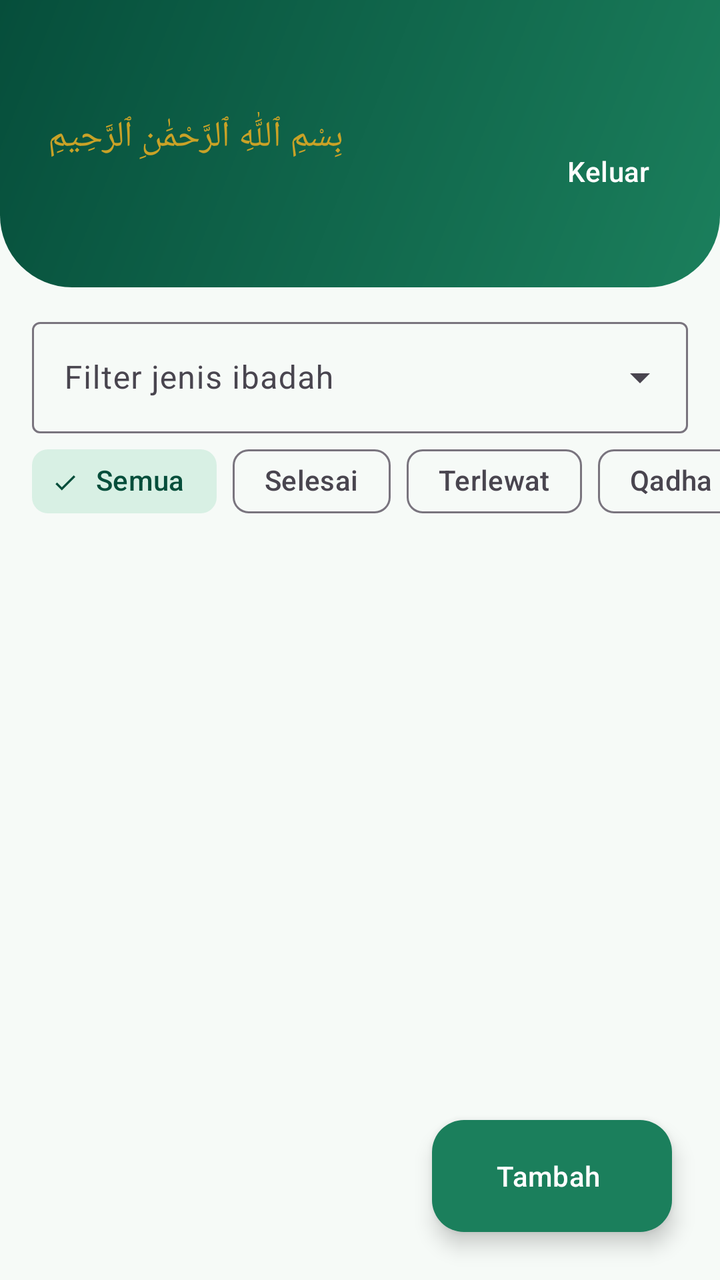
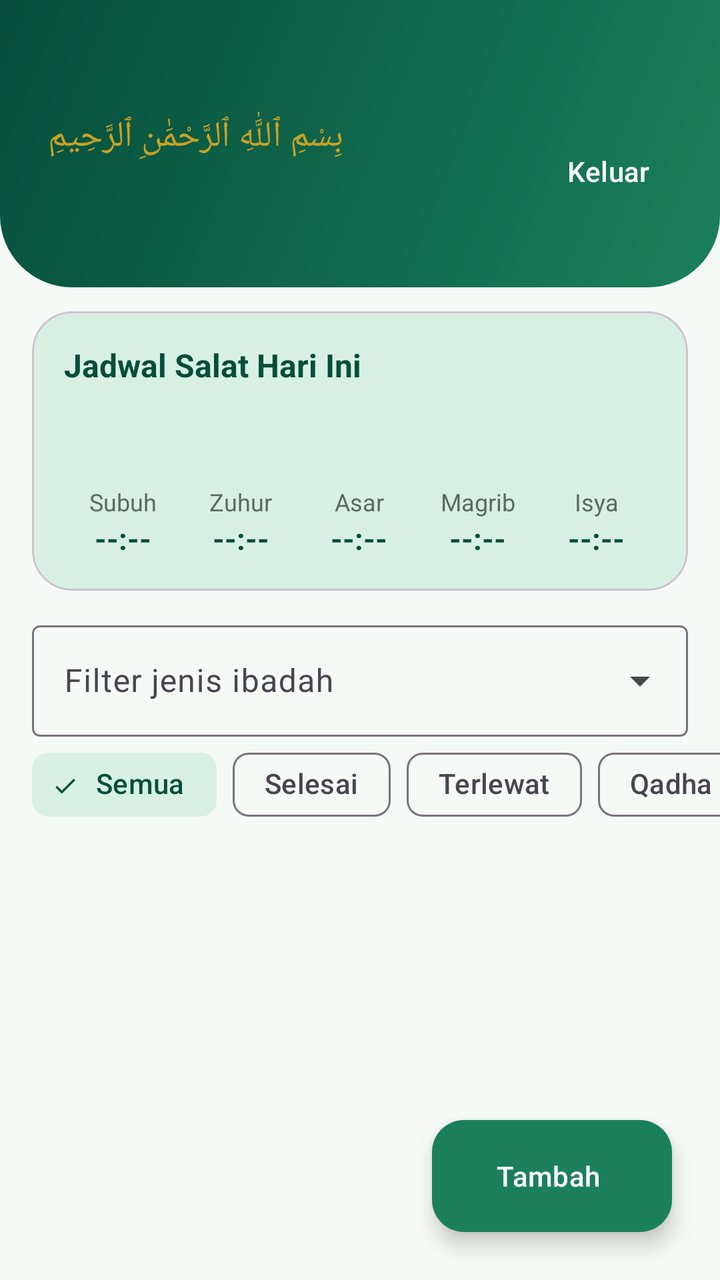

Two renders of the same Android screen: before a commit and after it. Below are the layout's source before the change and the commit's diff.
<!-- AndroidManifest.xml: application theme Theme.Hijrah -->
<!-- res/layout/activity_main.xml -->
<?xml version="1.0" encoding="utf-8"?>
<androidx.coordinatorlayout.widget.CoordinatorLayout
    xmlns:android="http://schemas.android.com/apk/res/android"
    xmlns:app="http://schemas.android.com/apk/res-auto"
    android:layout_width="match_parent"
    android:layout_height="match_parent"
    android:background="@color/cream">

    <LinearLayout
        android:layout_width="match_parent"
        android:layout_height="match_parent"
        android:orientation="vertical">

        <LinearLayout
            android:layout_width="match_parent"
            android:layout_height="wrap_content"
            android:background="@drawable/bg_header"
            android:gravity="center_vertical"
            android:orientation="horizontal"
            android:paddingStart="24dp"
            android:paddingTop="56dp"
            android:paddingEnd="12dp"
            android:paddingBottom="28dp">

            <LinearLayout
                android:layout_width="0dp"
                android:layout_height="wrap_content"
                android:layout_weight="1"
                android:orientation="vertical">

                <TextView
                    android:layout_width="wrap_content"
                    android:layout_height="wrap_content"
                    android:text="@string/bismillah"
                    android:textColor="@color/gold"
                    android:textSize="18sp" />

                <TextView
                    android:id="@+id/tvWelcome"
                    android:layout_width="wrap_content"
                    android:layout_height="wrap_content"
                    android:layout_marginTop="8dp"
                    android:textColor="@color/white"
                    android:textSize="20sp"
                    android:textStyle="bold" />
            </LinearLayout>

            <com.google.android.material.button.MaterialButton
                android:id="@+id/btnLogout"
                style="@style/Widget.Material3.Button.TextButton"
                android:layout_width="wrap_content"
                android:layout_height="wrap_content"
                android:text="@string/btn_logout"
                android:textColor="@color/white" />
        </LinearLayout>

        <com.google.android.material.textfield.TextInputLayout
            style="@style/Widget.Material3.TextInputLayout.OutlinedBox.ExposedDropdownMenu"
            android:layout_width="match_parent"
            android:layout_height="wrap_content"
            android:layout_marginHorizontal="16dp"
            android:layout_marginTop="12dp"
            android:hint="@string/filter_jenis_hint">

            <com.google.android.material.textfield.MaterialAutoCompleteTextView
                android:id="@+id/actFilterJenis"
                android:layout_width="match_parent"
                android:layout_height="wrap_content"
                android:inputType="none" />
        </com.google.android.material.textfield.TextInputLayout>

        <HorizontalScrollView
            android:layout_width="match_parent"
            android:layout_height="wrap_content"
            android:clipToPadding="false"
            android:paddingHorizontal="16dp"
            android:scrollbars="none">

            <com.google.android.material.chip.ChipGroup
                android:id="@+id/chipGroupStatus"
                android:layout_width="wrap_content"
                android:layout_height="wrap_content"
                app:selectionRequired="true"
                app:singleLine="true"
                app:singleSelection="true">

                <com.google.android.material.chip.Chip
                    android:id="@+id/chipAll"
                    style="@style/Widget.Material3.Chip.Filter"
                    android:layout_width="wrap_content"
                    android:layout_height="wrap_content"
                    android:checked="true"
                    android:text="@string/filter_all" />

                <com.google.android.material.chip.Chip
                    android:id="@+id/chipSelesai"
                    style="@style/Widget.Material3.Chip.Filter"
                    android:layout_width="wrap_content"
                    android:layout_height="wrap_content"
                    android:text="@string/status_selesai" />

                <com.google.android.material.chip.Chip
                    android:id="@+id/chipTerlewat"
                    style="@style/Widget.Material3.Chip.Filter"
                    android:layout_width="wrap_content"
                    android:layout_height="wrap_content"
                    android:text="@string/status_terlewat" />

                <com.google.android.material.chip.Chip
                    android:id="@+id/chipQadha"
                    style="@style/Widget.Material3.Chip.Filter"
                    android:layout_width="wrap_content"
                    android:layout_height="wrap_content"
                    android:text="@string/status_qadha" />
            </com.google.android.material.chip.ChipGroup>
        </HorizontalScrollView>

        <FrameLayout
            android:layout_width="match_parent"
            android:layout_height="0dp"
            android:layout_weight="1">

            <androidx.recyclerview.widget.RecyclerView
                android:id="@+id/rvIbadah"
                android:layout_width="match_parent"
                android:layout_height="match_parent"
                android:clipToPadding="false"
                android:paddingTop="8dp"
                android:paddingBottom="96dp" />

            <TextView
                android:id="@+id/tvEmpty"
                android:layout_width="match_parent"
                android:layout_height="wrap_content"
                android:layout_gravity="center"
                android:gravity="center"
                android:padding="32dp"
                android:textColor="@color/text_muted"
                android:textSize="16sp"
                android:visibility="gone" />

            <ProgressBar
                android:id="@+id/progress"
                android:layout_width="wrap_content"
                android:layout_height="wrap_content"
                android:layout_gravity="center"
                android:indeterminateTint="@color/green_primary" />
        </FrameLayout>
    </LinearLayout>

    <com.google.android.material.floatingactionbutton.ExtendedFloatingActionButton
        android:id="@+id/fabAdd"
        android:layout_width="wrap_content"
        android:layout_height="wrap_content"
        android:layout_gravity="bottom|end"
        android:layout_margin="24dp"
        android:text="@string/btn_add"
        android:textColor="@color/white"
        app:backgroundTint="@color/green_primary" />
</androidx.coordinatorlayout.widget.CoordinatorLayout>
<!-- resources referenced by this layout -->
<resources>
  <color name="cream">#F6FAF7</color>
  <color name="gold">#C9A227</color>
  <color name="green_primary">#1B7F5C</color>
  <color name="text_muted">#5B6B63</color>
  <color name="white">#FFFFFFFF</color>
  <!-- drawable bg_header (drawable) -->
  <?xml version="1.0" encoding="utf-8"?>
  <shape xmlns:android="http://schemas.android.com/apk/res/android"
      android:shape="rectangle">
      <gradient
          android:angle="315"
          android:startColor="@color/green_dark"
          android:endColor="@color/green_primary" />
      <corners
          android:bottomLeftRadius="36dp"
          android:bottomRightRadius="36dp" />
  </shape>
  <string name="bismillah">بِسْمِ ٱللَّٰهِ ٱلرَّحْمَٰنِ ٱلرَّحِيمِ</string>
  <string name="btn_add">Tambah</string>
  <string name="btn_logout">Keluar</string>
  <string name="filter_all">Semua</string>
  <string name="filter_jenis_hint">Filter jenis ibadah</string>
  <string name="status_qadha">Qadha</string>
  <string name="status_selesai">Selesai</string>
  <string name="status_terlewat">Terlewat</string>
  <style name="Theme.Hijrah" parent="Theme.Material3.Light.NoActionBar">
          <item name="colorPrimary">@color/green_primary</item>
          <item name="colorOnPrimary">@color/white</item>
          <item name="colorPrimaryContainer">@color/green_container</item>
          <item name="colorOnPrimaryContainer">@color/green_dark</item>
          <item name="colorSecondary">@color/gold</item>
          <item name="colorOnSecondary">@color/white</item>
          <item name="android:colorBackground">@color/cream</item>
          <item name="colorSurface">@color/cream</item>
          <item name="colorOnSurface">@color/text_dark</item>
          
          <item name="android:windowLightStatusBar">false</item>
          <item name="colorSecondaryContainer">@color/green_container</item>
          <item name="colorOnSecondaryContainer">@color/green_dark</item>
      </style>
  <color name="green_dark">#064E3B</color>
  <color name="green_container">#D8F0E4</color>
  <color name="text_dark">#1B2B24</color>
</resources>

<!-- the commit's change to res/layout/activity_main.xml (unified diff, before → after) -->
@@ -53,6 +53,10 @@
                 android:text="@string/btn_logout"
                 android:textColor="@color/white" />
         </LinearLayout>
+
+        <include
+            android:id="@+id/prayerCard"
+            layout="@layout/view_prayer_card" />
 
         <com.google.android.material.textfield.TextInputLayout
             style="@style/Widget.Material3.TextInputLayout.OutlinedBox.ExposedDropdownMenu"
@@ -158,3 +162,206 @@
         android:textColor="@color/white"
         app:backgroundTint="@color/green_primary" />
 </androidx.coordinatorlayout.widget.CoordinatorLayout>
+<!-- res/layout/view_prayer_card.xml (included above) -->
+<?xml version="1.0" encoding="utf-8"?>
+<com.google.android.material.card.MaterialCardView
+    xmlns:android="http://schemas.android.com/apk/res/android"
+    xmlns:app="http://schemas.android.com/apk/res-auto"
+    android:layout_width="match_parent"
+    android:layout_height="wrap_content"
+    android:layout_marginHorizontal="16dp"
+    android:layout_marginTop="12dp"
+    app:cardBackgroundColor="@color/green_container"
+    app:cardCornerRadius="20dp"
+    app:cardElevation="0dp">
+
+    <LinearLayout
+        android:layout_width="match_parent"
+        android:layout_height="wrap_content"
+        android:orientation="vertical"
+        android:padding="16dp">
+
+        <LinearLayout
+            android:layout_width="match_parent"
+            android:layout_height="wrap_content"
+            android:gravity="center_vertical"
+            android:orientation="horizontal">
+
+            <TextView
+                android:layout_width="0dp"
+                android:layout_height="wrap_content"
+                android:layout_weight="1"
+                android:text="@string/prayer_title"
+                android:textColor="@color/green_dark"
+                android:textSize="16sp"
+                android:textStyle="bold" />
+
+            <ProgressBar
+                android:id="@+id/progressPrayer"
+                android:layout_width="20dp"
+                android:layout_height="20dp"
+                android:indeterminateTint="@color/green_primary" />
+        </LinearLayout>
+
+        <TextView
+            android:id="@+id/tvPrayerDate"
+            android:layout_width="wrap_content"
+            android:layout_height="wrap_content"
+            android:layout_marginTop="2dp"
+            android:textColor="@color/text_muted"
+            android:textSize="13sp" />
+
+        <TextView
+            android:id="@+id/tvHijri"
+            android:layout_width="wrap_content"
+            android:layout_height="wrap_content"
+            android:textColor="@color/text_muted"
+            android:textSize="13sp" />
+
+        <TextView
+            android:id="@+id/tvPrayerError"
+            android:layout_width="wrap_content"
+            android:layout_height="wrap_content"
+            android:layout_marginTop="8dp"
+            android:text="@string/err_prayer"
+            android:textColor="@color/error_red"
+            android:textSize="14sp"
+            android:visibility="gone" />
+
+        <com.google.android.material.button.MaterialButton
+            android:id="@+id/btnRetry"
+            style="@style/Widget.Material3.Button.TextButton"
+            android:layout_width="wrap_content"
+            android:layout_height="wrap_content"
+            android:text="@string/btn_retry"
+            android:textColor="@color/green_primary"
+            android:visibility="gone" />
+
+        <LinearLayout
+            android:layout_width="match_parent"
+            android:layout_height="wrap_content"
+            android:layout_marginTop="12dp"
+            android:orientation="horizontal">
+
+            <LinearLayout
+                android:layout_width="0dp"
+                android:layout_height="wrap_content"
+                android:layout_weight="1"
+                android:gravity="center_horizontal"
+                android:orientation="vertical">
+
+                <TextView
+                    android:layout_width="wrap_content"
+                    android:layout_height="wrap_content"
+                    android:text="@string/prayer_subuh"
+                    android:textColor="@color/text_muted"
+                    android:textSize="12sp" />
+
+                <TextView
+                    android:id="@+id/tvSubuh"
+                    android:layout_width="wrap_content"
+                    android:layout_height="wrap_content"
+                    android:text="@string/time_placeholder"
+                    android:textColor="@color/green_dark"
+                    android:textSize="15sp"
+                    android:textStyle="bold" />
+            </LinearLayout>
+
+            <LinearLayout
+                android:layout_width="0dp"
+                android:layout_height="wrap_content"
+                android:layout_weight="1"
+                android:gravity="center_horizontal"
+                android:orientation="vertical">
+
+                <TextView
+                    android:layout_width="wrap_content"
+                    android:layout_height="wrap_content"
+                    android:text="@string/prayer_zuhur"
+                    android:textColor="@color/text_muted"
+                    android:textSize="12sp" />
+
+                <TextView
+                    android:id="@+id/tvZuhur"
+                    android:layout_width="wrap_content"
+                    android:layout_height="wrap_content"
+                    android:text="@string/time_placeholder"
+                    android:textColor="@color/green_dark"
+                    android:textSize="15sp"
+                    android:textStyle="bold" />
+            </LinearLayout>
+
+            <LinearLayout
+                android:layout_width="0dp"
+                android:layout_height="wrap_content"
+                android:layout_weight="1"
+                android:gravity="center_horizontal"
+                android:orientation="vertical">
+
+                <TextView
+                    android:layout_width="wrap_content"
+                    android:layout_height="wrap_content"
+                    android:text="@string/prayer_asar"
+                    android:textColor="@color/text_muted"
+                    android:textSize="12sp" />
+
+                <TextView
+                    android:id="@+id/tvAsar"
+                    android:layout_width="wrap_content"
+                    android:layout_height="wrap_content"
+                    android:text="@string/time_placeholder"
+                    android:textColor="@color/green_dark"
+                    android:textSize="15sp"
+                    android:textStyle="bold" />
+            </LinearLayout>
+
+            <LinearLayout
+                android:layout_width="0dp"
+                android:layout_height="wrap_content"
+                android:layout_weight="1"
+                android:gravity="center_horizontal"
+                android:orientation="vertical">
+
+                <TextView
+                    android:layout_width="wrap_content"
+                    android:layout_height="wrap_content"
+                    android:text="@string/prayer_magrib"
+                    android:textColor="@color/text_muted"
+                    android:textSize="12sp" />
+
+                <TextView
+                    android:id="@+id/tvMagrib"
+                    android:layout_width="wrap_content"
+                    android:layout_height="wrap_content"
+                    android:text="@string/time_placeholder"
+                    android:textColor="@color/green_dark"
+                    android:textSize="15sp"
+                    android:textStyle="bold" />
+            </LinearLayout>
+
+            <LinearLayout
+                android:layout_width="0dp"
+                android:layout_height="wrap_content"
+                android:layout_weight="1"
+                android:gravity="center_horizontal"
+                android:orientation="vertical">
+
+                <TextView
+                    android:layout_width="wrap_content"
+                    android:layout_height="wrap_content"
+                    android:text="@string/prayer_isya"
+                    android:textColor="@color/text_muted"
+                    android:textSize="12sp" />
+
+                <TextView
+                    android:id="@+id/tvIsya"
+                    android:layout_width="wrap_content"
+                    android:layout_height="wrap_content"
+                    android:text="@string/time_placeholder"
+                    android:textColor="@color/green_dark"
+                    android:textSize="15sp"
+                    android:textStyle="bold" />
+            </LinearLayout>
+        </LinearLayout>
+    </LinearLayout>
+</com.google.android.material.card.MaterialCardView>
<!-- resource entries referenced after the edit -->
@@ -1,6 +1,7 @@
 <!-- resources referenced by this layout -->
 <resources>
   <color name="cream">#F6FAF7</color>
+  <color name="error_red">#B3261E</color>
   <color name="gold">#C9A227</color>
   <color name="green_primary">#1B7F5C</color>
   <color name="text_muted">#5B6B63</color>
@@ -20,11 +21,20 @@
   <string name="bismillah">بِسْمِ ٱللَّٰهِ ٱلرَّحْمَٰنِ ٱلرَّحِيمِ</string>
   <string name="btn_add">Tambah</string>
   <string name="btn_logout">Keluar</string>
+  <string name="btn_retry">Coba lagi</string>
+  <string name="err_prayer">Gagal memuat jadwal salat. Periksa koneksi internet</string>
   <string name="filter_all">Semua</string>
   <string name="filter_jenis_hint">Filter jenis ibadah</string>
+  <string name="prayer_asar">Asar</string>
+  <string name="prayer_isya">Isya</string>
+  <string name="prayer_magrib">Magrib</string>
+  <string name="prayer_subuh">Subuh</string>
+  <string name="prayer_title">Jadwal Salat Hari Ini</string>
+  <string name="prayer_zuhur">Zuhur</string>
   <string name="status_qadha">Qadha</string>
   <string name="status_selesai">Selesai</string>
   <string name="status_terlewat">Terlewat</string>
+  <string name="time_placeholder">--:--</string>
   <style name="Theme.Hijrah" parent="Theme.Material3.Light.NoActionBar">
           <item name="colorPrimary">@color/green_primary</item>
           <item name="colorOnPrimary">@color/white</item>
